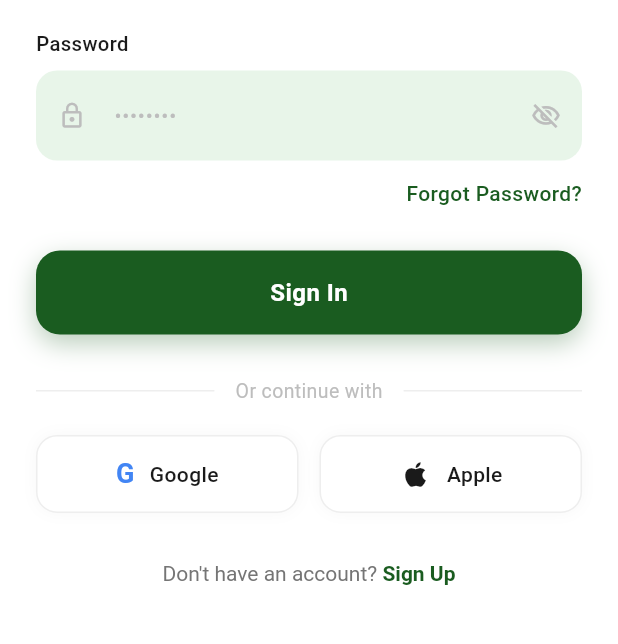
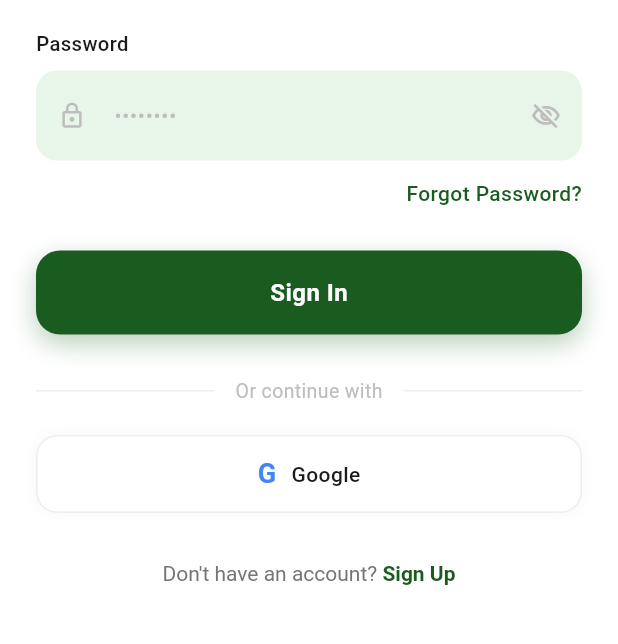
Before and after one commit to abdul-raheem-fast/gully-score, a Flutter app: the LoginScreen screen opened by its route, on a phone screen of 412 x 824 dp, the part 555-1199 px from its top. Run offline on Flutter 3.47's test engine with Material 3 defaults, Android fonts, the light colour scheme and no system bars; our stand-ins replace supabase_flutter; accounts and stored records are empty.

Commit message:
Removed sign in with apple

```diff
--- a/lib/screens/auth_screens.dart
+++ b/lib/screens/auth_screens.dart
@@ -649,9 +649,7 @@ class _LoginScreenState extends State<LoginScreen>
                   const SizedBox(height: 20),
 
                   // Social buttons — exactly as Figma
-                  Row(children: [
-                    Expanded(
-                      child: _SocialBtn(
+                  _SocialBtn(
                     label: 'Google',
                     icon: const Text('G',
                         style: TextStyle(
@@ -660,17 +658,6 @@ class _LoginScreenState extends State<LoginScreen>
                             color: Color(0xFF4285F4))),
                     onTap: _signIn,
                   ),
-                    ),
-                    const SizedBox(width: 14),
-                    Expanded(
-                      child: _SocialBtn(
-                        label: 'Apple',
-                        icon: const Icon(Icons.apple,
-                            size: 22, color: C.dark),
-                        onTap: _signIn,
-                      ),
-                    ),
-                  ]),
 
                   const SizedBox(height: 32),
 
```
Lines whose indentation alone changed are shown as unchanged.
